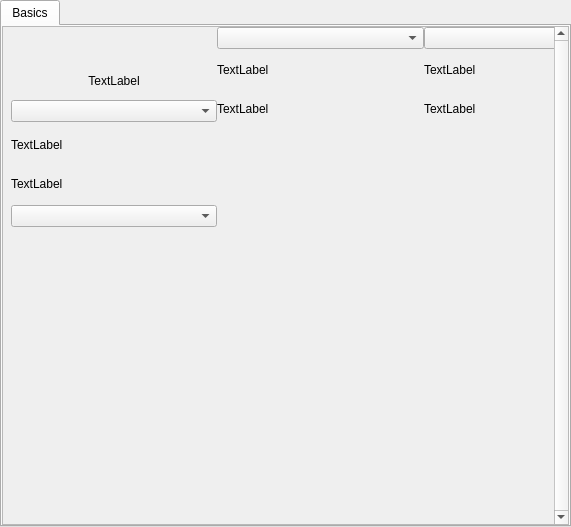
Old version of the form src/conan_app_launcher/ui/views/app_grid/app_grid.ui in the repository goszpeti/conan_explorer.
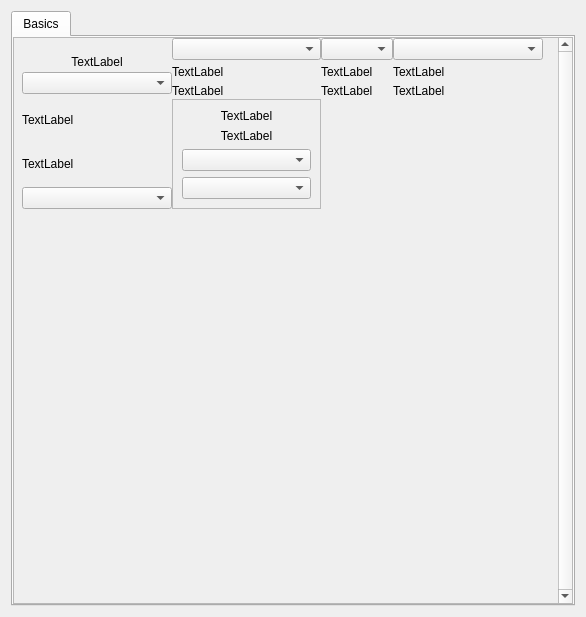
New version of the form. Icons and pictures are not drawn.

The edit to the form file:
```diff
--- a/src/conan_app_launcher/ui/views/app_grid/app_grid.ui
+++ b/src/conan_app_launcher/ui/views/app_grid/app_grid.ui
@@ -6,37 +6,16 @@
    <rect>
     <x>0</x>
     <y>0</y>
-    <width>571</width>
-    <height>527</height>
+    <width>586</width>
+    <height>617</height>
    </rect>
   </property>
   <property name="windowTitle">
    <string>Form</string>
   </property>
-  <layout class="QVBoxLayout" name="verticalLayout">
-   <property name="spacing">
-    <number>2</number>
-   </property>
-   <property name="leftMargin">
-    <number>0</number>
-   </property>
-   <property name="topMargin">
-    <number>0</number>
-   </property>
-   <property name="rightMargin">
-    <number>0</number>
-   </property>
-   <property name="bottomMargin">
-    <number>0</number>
-   </property>
+  <layout class="QVBoxLayout" name="_2">
    <item>
     <widget class="QTabWidget" name="tab_bar">
-     <property name="sizePolicy">
-      <sizepolicy hsizetype="Preferred" vsizetype="Preferred">
-       <horstretch>0</horstretch>
-       <verstretch>0</verstretch>
-      </sizepolicy>
-     </property>
      <property name="currentIndex">
       <number>0</number>
      </property>
@@ -47,12 +26,6 @@
       <bool>true</bool>
      </property>
      <widget class="QWidget" name="tab_1">
-      <property name="sizePolicy">
-       <sizepolicy hsizetype="Expanding" vsizetype="Expanding">
-        <horstretch>0</horstretch>
-        <verstretch>0</verstretch>
-       </sizepolicy>
-      </property>
       <attribute name="title">
        <string>Basics</string>
       </attribute>
@@ -61,7 +34,7 @@
         <number>0</number>
        </property>
        <property name="sizeConstraint">
-        <enum>QLayout::SetMinimumSize</enum>
+        <enum>QLayout::SetDefaultConstraint</enum>
        </property>
        <property name="leftMargin">
         <number>0</number>
@@ -77,12 +50,6 @@
        </property>
        <item>
         <widget class="QScrollArea" name="tab_scroll_area">
-         <property name="sizePolicy">
-          <sizepolicy hsizetype="Expanding" vsizetype="MinimumExpanding">
-           <horstretch>0</horstretch>
-           <verstretch>0</verstretch>
-          </sizepolicy>
-         </property>
          <property name="verticalScrollBarPolicy">
           <enum>Qt::ScrollBarAlwaysOn</enum>
          </property>
@@ -90,10 +57,10 @@
           <enum>Qt::ScrollBarAlwaysOff</enum>
          </property>
          <property name="sizeAdjustPolicy">
-          <enum>QAbstractScrollArea::AdjustToContents</enum>
+          <enum>QAbstractScrollArea::AdjustIgnored</enum>
          </property>
          <property name="widgetResizable">
-          <bool>false</bool>
+          <bool>true</bool>
          </property>
          <property name="alignment">
           <set>Qt::AlignHCenter|Qt::AlignTop</set>
@@ -103,22 +70,10 @@
            <rect>
             <x>0</x>
             <y>0</y>
-            <width>828</width>
-            <height>415</height>
+            <width>543</width>
+            <height>571</height>
            </rect>
           </property>
-          <property name="sizePolicy">
-           <sizepolicy hsizetype="Expanding" vsizetype="MinimumExpanding">
-            <horstretch>0</horstretch>
-            <verstretch>0</verstretch>
-           </sizepolicy>
-          </property>
-          <property name="minimumSize">
-           <size>
-            <width>752</width>
-            <height>359</height>
-           </size>
-          </property>
           <property name="baseSize">
            <size>
             <width>752</width>
@@ -128,9 +83,9 @@
           <property name="layoutDirection">
            <enum>Qt::LeftToRight</enum>
           </property>
-          <layout class="QGridLayout" name="tab1_grid_layout" rowstretch="0,0,0" columnstretch="0,0,0,0" rowminimumheight="100,100,0" columnminimumwidth="193,193,193,193">
+          <layout class="QGridLayout" name="tab1_grid_layout" rowstretch="0,0,0" columnstretch="0,0,0,0,0">
            <property name="sizeConstraint">
-            <enum>QLayout::SetMinimumSize</enum>
+            <enum>QLayout::SetDefaultConstraint</enum>
            </property>
            <property name="leftMargin">
             <number>8</number>
@@ -147,81 +102,11 @@
            <property name="spacing">
             <number>0</number>
            </property>
-           <item row="0" column="3">
-            <layout class="QVBoxLayout" name="verticalLayout_6">
-             <property name="spacing">
-              <number>3</number>
-             </property>
-             <property name="sizeConstraint">
-              <enum>QLayout::SetFixedSize</enum>
-             </property>
-             <item>
-              <widget class="QComboBox" name="comboBox_2"/>
-             </item>
-             <item>
-              <widget class="QLabel" name="label_4">
-               <property name="text">
-                <string>TextLabel</string>
-               </property>
-              </widget>
-             </item>
-             <item>
-              <widget class="QLabel" name="label_3">
-               <property name="text">
-                <string>TextLabel</string>
-               </property>
-              </widget>
-             </item>
-            </layout>
-           </item>
-           <item row="0" column="2">
-            <layout class="QVBoxLayout" name="verticalLayout_5">
-             <property name="spacing">
-              <number>3</number>
-             </property>
-             <property name="sizeConstraint">
-              <enum>QLayout::SetFixedSize</enum>
-             </property>
-             <item>
-              <widget class="QComboBox" name="comboBox">
-               <property name="sizePolicy">
-                <sizepolicy hsizetype="Preferred" vsizetype="Fixed">
-                 <horstretch>0</horstretch>
-                 <verstretch>0</verstretch>
-                </sizepolicy>
-               </property>
-              </widget>
-             </item>
-             <item>
-              <widget class="QLabel" name="label_2">
-               <property name="text">
-                <string>TextLabel</string>
-               </property>
-              </widget>
-             </item>
-             <item>
-              <widget class="QLabel" name="label">
-               <property name="sizePolicy">
-                <sizepolicy hsizetype="Fixed" vsizetype="Preferred">
-                 <horstretch>0</horstretch>
-                 <verstretch>0</verstretch>
-                </sizepolicy>
-               </property>
-               <property name="text">
-                <string>TextLabel</string>
-               </property>
-              </widget>
-             </item>
-            </layout>
-           </item>
            <item row="0" column="1">
             <layout class="QVBoxLayout" name="verticalLayout_4">
              <property name="spacing">
               <number>3</number>
              </property>
-             <property name="sizeConstraint">
-              <enum>QLayout::SetFixedSize</enum>
-             </property>
              <item>
               <widget class="QComboBox" name="comboBox_4"/>
              </item>
@@ -241,25 +126,29 @@
              </item>
             </layout>
            </item>
+           <item row="2" column="1">
+            <spacer name="verticalSpacer_3">
+             <property name="orientation">
+              <enum>Qt::Vertical</enum>
+             </property>
+             <property name="sizeHint" stdset="0">
+              <size>
+               <width>20</width>
+               <height>40</height>
+              </size>
+             </property>
+            </spacer>
+           </item>
            <item row="0" column="0">
             <layout class="QVBoxLayout" name="verticalLayout_7" stretch="0,0,0,0">
              <property name="spacing">
               <number>3</number>
              </property>
-             <property name="sizeConstraint">
-              <enum>QLayout::SetFixedSize</enum>
-             </property>
              <item>
               <widget class="QLabel" name="app_button">
                <property name="enabled">
                 <bool>true</bool>
                </property>
-               <property name="sizePolicy">
-                <sizepolicy hsizetype="Fixed" vsizetype="Fixed">
-                 <horstretch>0</horstretch>
-                 <verstretch>0</verstretch>
-                </sizepolicy>
-               </property>
                <property name="maximumSize">
                 <size>
                  <width>9000</width>
@@ -291,7 +180,14 @@
               </widget>
              </item>
              <item>
-              <widget class="QComboBox" name="app_version"/>
+              <widget class="QComboBox" name="app_version">
+               <property name="sizePolicy">
+                <sizepolicy hsizetype="Preferred" vsizetype="Preferred">
+                 <horstretch>0</horstretch>
+                 <verstretch>0</verstretch>
+                </sizepolicy>
+               </property>
+              </widget>
              </item>
              <item>
               <spacer name="verticalSpacer">
@@ -311,14 +207,72 @@
              </item>
             </layout>
            </item>
+           <item row="0" column="2">
+            <layout class="QVBoxLayout" name="verticalLayout_5">
+             <property name="spacing">
+              <number>3</number>
+             </property>
+             <item>
+              <widget class="QComboBox" name="comboBox">
+               <property name="sizePolicy">
+                <sizepolicy hsizetype="Preferred" vsizetype="Fixed">
+                 <horstretch>0</horstretch>
+                 <verstretch>0</verstretch>
+                </sizepolicy>
+               </property>
+              </widget>
+             </item>
+             <item>
+              <widget class="QLabel" name="label_2">
+               <property name="text">
+                <string>TextLabel</string>
+               </property>
+              </widget>
+             </item>
+             <item>
+              <widget class="QLabel" name="label">
+               <property name="sizePolicy">
+                <sizepolicy hsizetype="Fixed" vsizetype="Preferred">
+                 <horstretch>0</horstretch>
+                 <verstretch>0</verstretch>
+                </sizepolicy>
+               </property>
+               <property name="text">
+                <string>TextLabel</string>
+               </property>
+              </widget>
+             </item>
+            </layout>
+           </item>
+           <item row="0" column="3">
+            <layout class="QVBoxLayout" name="verticalLayout_6">
+             <property name="spacing">
+              <number>3</number>
+             </property>
+             <item>
+              <widget class="QComboBox" name="comboBox_2"/>
+             </item>
+             <item>
+              <widget class="QLabel" name="label_4">
+               <property name="text">
+                <string>TextLabel</string>
+               </property>
+              </widget>
+             </item>
+             <item>
+              <widget class="QLabel" name="label_3">
+               <property name="text">
+                <string>TextLabel</string>
+               </property>
+              </widget>
+             </item>
+            </layout>
+           </item>
            <item row="1" column="0">
             <layout class="QVBoxLayout" name="verticalLayout_3">
              <property name="spacing">
               <number>3</number>
              </property>
-             <property name="sizeConstraint">
-              <enum>QLayout::SetMinimumSize</enum>
-             </property>
              <item>
               <widget class="QLabel" name="label_5">
                <property name="text">
@@ -338,16 +292,55 @@
              </item>
             </layout>
            </item>
-           <item row="2" column="1">
-            <spacer name="verticalSpacer_3">
+           <item row="1" column="1">
+            <widget class="QFrame" name="frame">
+             <property name="frameShape">
+              <enum>QFrame::StyledPanel</enum>
+             </property>
+             <property name="frameShadow">
+              <enum>QFrame::Raised</enum>
+             </property>
+             <layout class="QVBoxLayout" name="verticalLayout_2">
+              <item>
+               <widget class="QLabel" name="app_name_2">
+                <property name="text">
+                 <string>TextLabel</string>
+                </property>
+                <property name="alignment">
+                 <set>Qt::AlignCenter</set>
+                </property>
+               </widget>
+              </item>
+              <item>
+               <widget class="QLabel" name="app_name_3">
+                <property name="text">
+                 <string>TextLabel</string>
+                </property>
+                <property name="alignment">
+                 <set>Qt::AlignCenter</set>
+                </property>
+               </widget>
+              </item>
+              <item>
+               <widget class="QComboBox" name="app_version_2"/>
+              </item>
+              <item>
+               <widget class="QComboBox" name="app_version_3">
+                <property name="sizePolicy">
+                 <sizepolicy hsizetype="Preferred" vsizetype="Preferred">
+                  <horstretch>0</horstretch>
+                  <verstretch>0</verstretch>
+                 </sizepolicy>
+                </property>
+               </widget>
+              </item>
+             </layout>
+            </widget>
+           </item>
+           <item row="0" column="4">
+            <spacer name="horizontalSpacer">
              <property name="orientation">
-              <enum>Qt::Vertical</enum>
-             </property>
-             <property name="sizeHint" stdset="0">
-              <size>
-               <width>20</width>
-               <height>40</height>
-              </size>
+              <enum>Qt::Horizontal</enum>
              </property>
             </spacer>
            </item>
```
